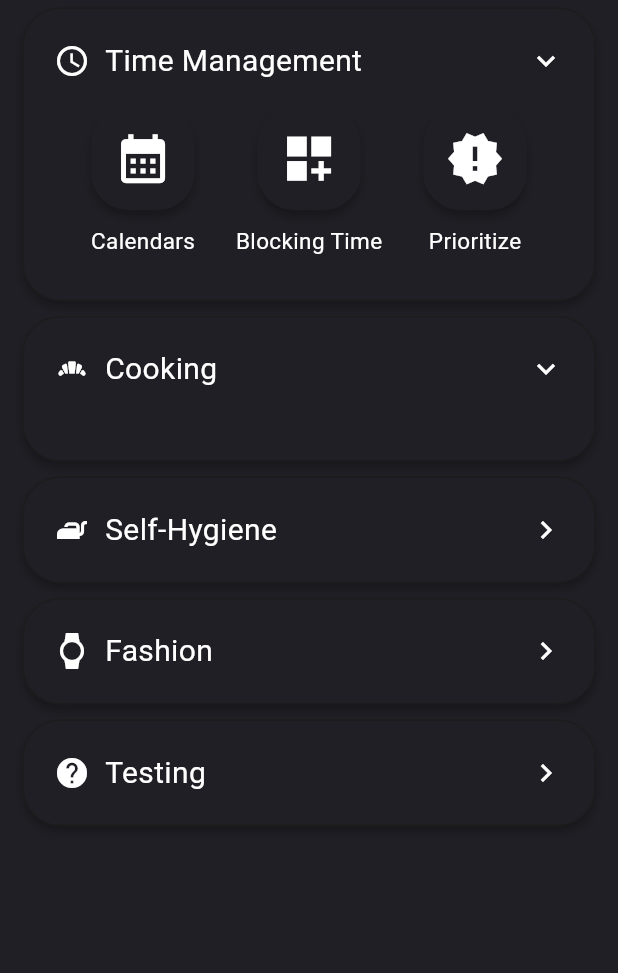
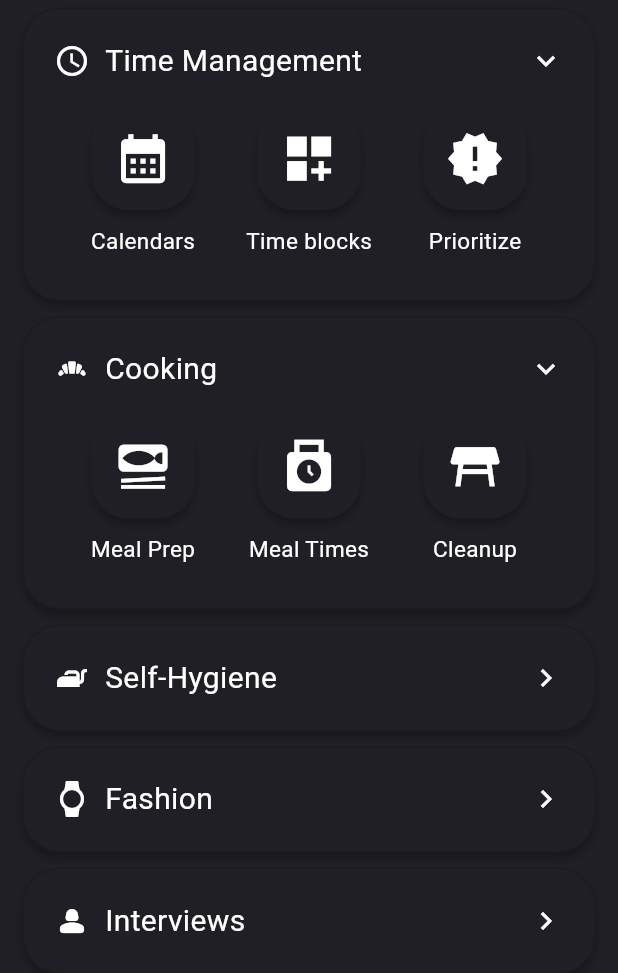
Before and after one commit to LegendaryArk/Mentorful, a Flutter app: the LessonsScreen screen opened directly, after a tap on "Time Management", after a tap on "Cooking", on a phone screen of 412 x 824 dp. Shown: the top 973 px of the screen. Run offline on Flutter 3.47's test engine with Material 3 defaults, Android fonts, the phone set to English and light mode, and no system bars; our stand-ins replace camera, carousel_slider, flutter_local_notifications, google_sign_in, image_picker, permission_handler and 2 more; accounts and stored records are empty; Roboto replaces fonts that are missing (Manrope).

Commit message:
images for cooking - meal prep

```diff
--- a/lib/screens/lessonScreen.dart
+++ b/lib/screens/lessonScreen.dart
@@ -44,8 +44,8 @@ class _LessonScreenState extends State<LessonScreen> {
             style: TextStyle(fontSize: 32, fontWeight: FontWeight.w800, color: Theme.of(context).colorScheme.onSurface),
           ),
           const SizedBox(height: 10),
-          widget.lesson.imgs.isEmpty && widget.lesson.imgs[i] != null
-              ? Expanded(child: widget.lesson.imgs[i]!)
+          widget.lesson.imgs.isNotEmpty && widget.lesson.imgs[i] != null
+              ? Expanded(child: PhotoPreview(image: widget.lesson.imgs[i]!))
               : SizedBox(),
           const SizedBox(height: 15),
           Text(
--- a/lib/screens/lessons.dart
+++ b/lib/screens/lessons.dart
@@ -31,7 +31,7 @@ class _LessonsScreenState extends State<LessonsScreen> {
         lessons: [
           Lesson(name: "Calendars", icon: Icons.calendar_month, txts: ["hi", "test", "asfddsaf"], imgs: [null, null, null]),
           Lesson(
-            name: "Blocking Time",
+            name: "Time blocks",
             icon: Icons.dashboard_customize,
             txts: ["help", "asdfjdsklfj", "dks"],
             imgs: [null, null, null],
@@ -39,11 +39,116 @@ class _LessonsScreenState extends State<LessonsScreen> {
           Lesson(name: "Prioritize", icon: Icons.new_releases, txts: ["kms", "lsd;fkd;s", "dfks"], imgs: [null, null, null]),
         ],
       ),
-      LessonCategory(id: 1, name: "Cooking", icon: Icons.bakery_dining, lessons: []),
-      LessonCategory(id: 2, name: "Self-Hygiene", icon: Icons.iron, lessons: []),
-      LessonCategory(id: 3, name: "Fashion", icon: Icons.watch, lessons: []),
-      LessonCategory(id: 4, name: "Testing", icon: Icons.help, lessons: []),
+      LessonCategory(
+        id: 1,
+        name: "Cooking",
+        icon: Icons.bakery_dining,
+        lessons: [
+          Lesson(
+            name: "Meal Prep",
+            icon: Icons.set_meal,
+            txts: ["Bulk Purchasing", "Variety", "Shelf Life"],
+            imgs: [
+              Image.asset("lib/assets/chicken-fried-rice-16.jpg",
+              ),
+              Image.asset("lib/assets/vegetables.webp",
+
+              ),
+              Image.asset("lib/assets/frozen-food.webp",
+              )
+            ],
+          ),
+          Lesson(
+            name: "Meal Times",
+            icon: Icons.punch_clock,
+            txts: ["help", "asdfjdsklfj", "dks"],
+            imgs: [null, null, null],
+          ),
+          Lesson(
+            name: "Cleanup",
+            icon: Icons.table_restaurant,
+            txts: ["help", "asdfjdsklfj", "dks"],
+            imgs: [null, null, null],
+          ),
+        ]
+        ),
+      LessonCategory(
+        id: 2,
+        name: "Self-Hygiene",
+        icon: Icons.iron,
+        lessons: [
+          Lesson(
+            name: "Mornings",
+            icon: Icons.sunny,
+            txts: ["help", "asdfjdsklfj", "dks"],
+            imgs: [null, null, null],
+          ),
+          Lesson(
+            name: "Customs",
+            icon: Icons.house,
+            txts: ["help", "asdfjdsklfj", "dks"],
+            imgs: [null, null, null],
+          ),
+          Lesson(
+            name: "Nighttime",
+            icon: Icons.brightness_2,
+            txts: ["help", "asdfjdsklfj", "dks"],
+            imgs: [null, null, null],
+          ),
+        ]
+      ),
+      LessonCategory(
+        id: 3,
+        name: "Fashion",
+        icon: Icons.watch,
+        lessons: [
+          Lesson(
+            name: "Casual",
+            icon: Icons.checkroom,
+            txts: ["help", "asdfjdsklfj", "dks"],
+            imgs: [null, null, null],
+          ),
+          Lesson(
+            name: "Biz. Casual",
+            icon: Icons.business_center,
+            txts: ["help", "asdfjdsklfj", "dks"],
+            imgs: [null, null, null],
+          ),
+          Lesson(
+            name: "Formal",
+            icon: Icons.corporate_fare,
+            txts: ["help", "asdfjdsklfj", "dks"],
+            imgs: [null, null, null],
+          ),
+        ]
+      ),
+      LessonCategory(
+        id: 4,
+        name: "Interviews",
+        icon: Icons.person_2_rounded,
+        lessons: [
+          Lesson(
+            name: "Research",
+            icon: Icons.science,
+            txts: ["help", "asdfjdsklfj", "dks"],
+            imgs: [null, null, null],
+          ),
+          Lesson(
+            name: "Nerves",
+            icon: Icons.electric_meter,
+            txts: ["help", "asdfjdsklfj", "dks"],
+            imgs: [null, null, null],
+          ),
+          Lesson(
+            name: "Questions",
+            icon: Icons.question_mark,
+            txts: ["help", "asdfjdsklfj", "dks"],
+            imgs: [null, null, null],
+          ),
+        ]
+      ),
     ];
+
     tabs = [false, false, false, false, false, false];
   }
 
--- a/pubspec.yaml
+++ b/pubspec.yaml
@@ -72,7 +72,10 @@ flutter:
   # assets:
   #   - images/a_dot_burr.jpeg
   #   - images/a_dot_ham.jpeg
-
+  assets:
+      - lib/assets/chicken-fried-rice-16.jpg
+      - lib/assets/frozen-food.webp
+      - lib/assets/vegetables.webp
   # An image asset can refer to one or more resolution-specific "variants", see
   # https://flutter.dev/to/resolution-aware-images
 
```
Also changed, not shown: lib/assets/chicken-fried-rice-16.jpg (added), lib/assets/frozen-food.webp (added), lib/assets/vegetables.webp (added).
